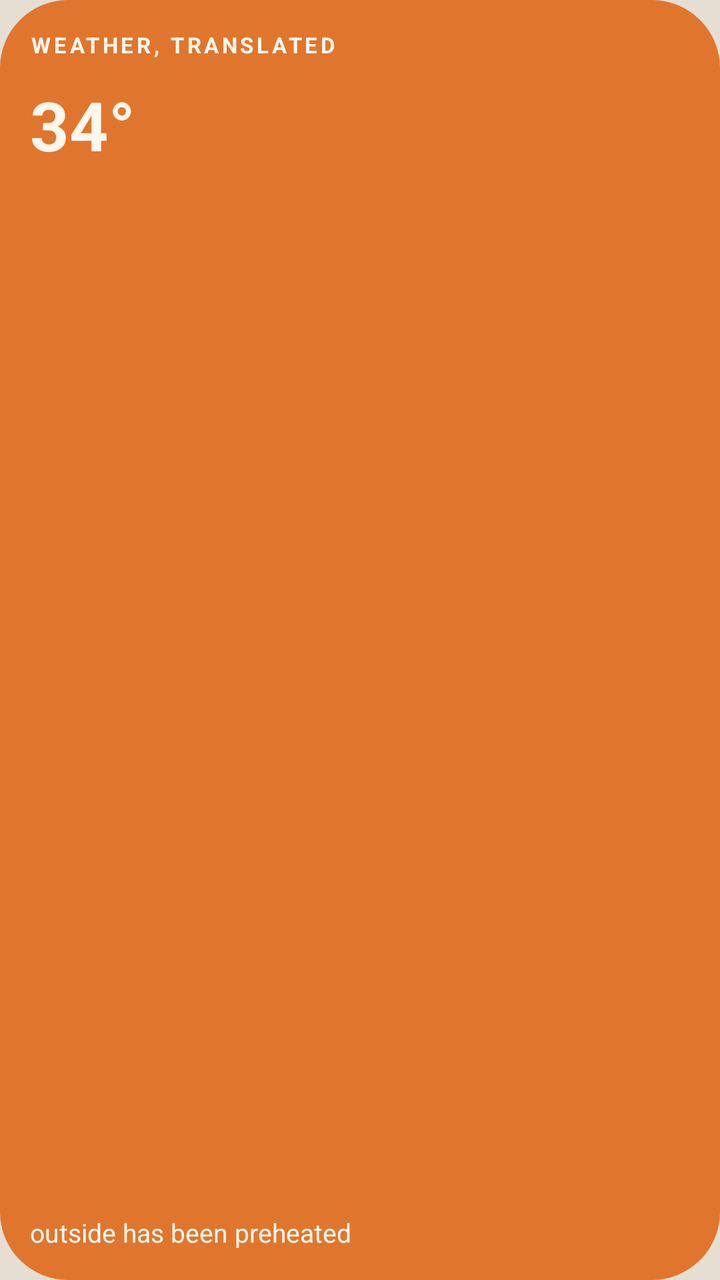
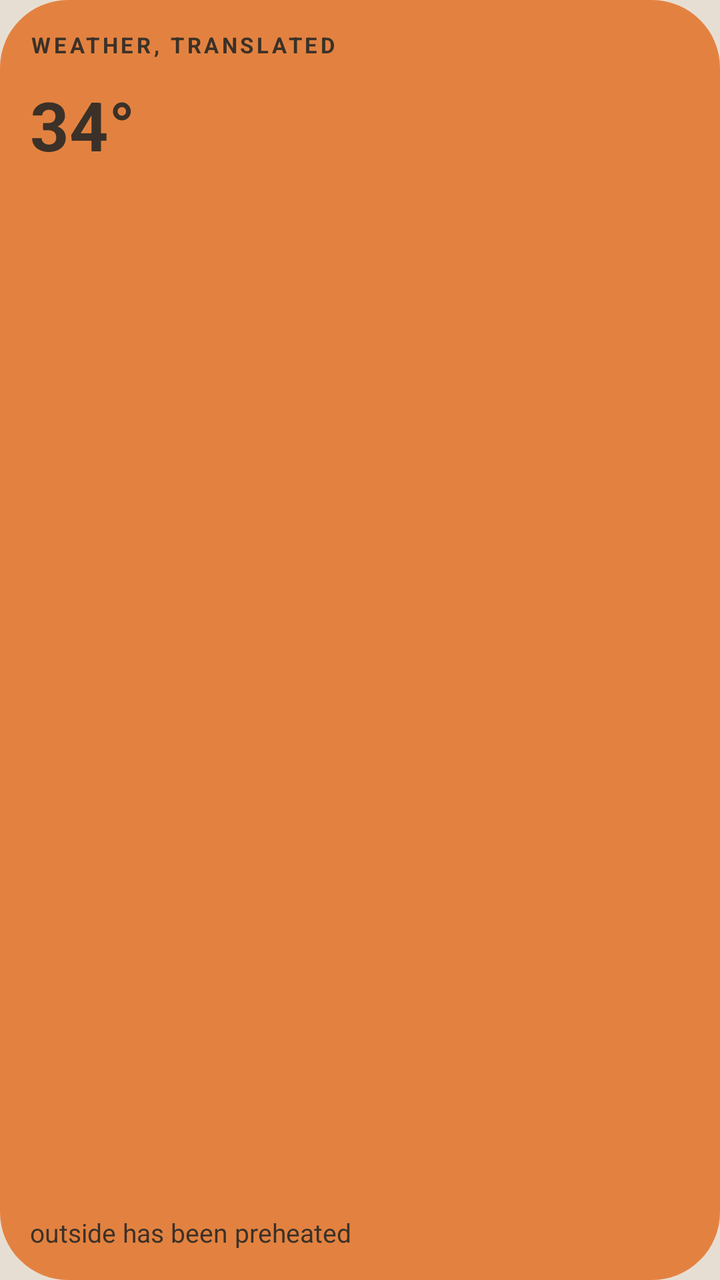

The first picture is an Android layout as it rendered before a commit; the second is the same layout after the commit. The layout source and the unified diff follow.
<!-- AndroidManifest.xml: application theme Theme.SoftDread -->
<!-- res/layout/widget_preview_weather.xml -->
<?xml version="1.0" encoding="utf-8"?>
<LinearLayout xmlns:android="http://schemas.android.com/apk/res/android"
    android:layout_width="match_parent"
    android:layout_height="match_parent"
    android:background="@drawable/tile_weather"
    android:orientation="vertical"
    android:padding="15dp">

    <TextView
        android:layout_width="wrap_content"
        android:layout_height="wrap_content"
        android:letterSpacing="0.14"
        android:text="@string/widget_weather_label"
        android:textAllCaps="true"
        android:textColor="#FFF6EC"
        android:textSize="11sp"
        android:textStyle="bold" />

    <TextView
        android:layout_width="wrap_content"
        android:layout_height="wrap_content"
        android:layout_marginTop="10dp"
        android:text="@string/widget_weather_preview_hero"
        android:textColor="#FFF6EC"
        android:textSize="34sp"
        android:textStyle="bold" />

    <Space
        android:layout_width="match_parent"
        android:layout_height="0dp"
        android:layout_weight="1" />

    <TextView
        android:layout_width="match_parent"
        android:layout_height="wrap_content"
        android:maxLines="3"
        android:text="@string/widget_weather_preview_voice"
        android:textColor="#FFF6EC"
        android:textSize="13sp" />
</LinearLayout>
<!-- resources referenced by this layout -->
<resources>
  <!-- drawable tile_weather (drawable) -->
  <?xml version="1.0" encoding="utf-8"?>
  <shape xmlns:android="http://schemas.android.com/apk/res/android" android:shape="rectangle">
      <solid android:color="#E0762E" />
      <corners android:radius="34dp" />
  </shape>
  <string name="widget_weather_label">Weather, Translated</string>
  <string name="widget_weather_preview_hero">34°</string>
  <string name="widget_weather_preview_voice">outside has been preheated</string>
  <style name="Theme.SoftDread" parent="android:Theme.Material.Light.NoActionBar">
          <item name="android:windowBackground">@color/wallpaper_light</item>
      </style>
  <color name="wallpaper_light">#E7DED3</color>
</resources>

<!-- the commit's change to res/layout/widget_preview_weather.xml (unified diff, before → after) -->
@@ -12,7 +12,7 @@
         android:letterSpacing="0.14"
         android:text="@string/widget_weather_label"
         android:textAllCaps="true"
-        android:textColor="#FFF6EC"
+        android:textColor="@color/preview_ink_weather"
         android:textSize="11sp"
         android:textStyle="bold" />
 
@@ -21,7 +21,7 @@
         android:layout_height="wrap_content"
         android:layout_marginTop="10dp"
         android:text="@string/widget_weather_preview_hero"
-        android:textColor="#FFF6EC"
+        android:textColor="@color/preview_ink_weather"
         android:textSize="34sp"
         android:textStyle="bold" />
 
@@ -35,6 +35,6 @@
         android:layout_height="wrap_content"
         android:maxLines="3"
         android:text="@string/widget_weather_preview_voice"
-        android:textColor="#FFF6EC"
+        android:textColor="@color/preview_ink_weather"
         android:textSize="13sp" />
 </LinearLayout>
<!-- resource entries referenced after the edit -->
@@ -1,9 +1,10 @@
 <!-- resources referenced by this layout -->
 <resources>
+  <color name="preview_ink_weather">#3B3128</color>
   <!-- drawable tile_weather (drawable) -->
   <?xml version="1.0" encoding="utf-8"?>
   <shape xmlns:android="http://schemas.android.com/apk/res/android" android:shape="rectangle">
-      <solid android:color="#E0762E" />
+      <solid android:color="#E38240" />
       <corners android:radius="34dp" />
   </shape>
   <string name="widget_weather_label">Weather, Translated</string>
